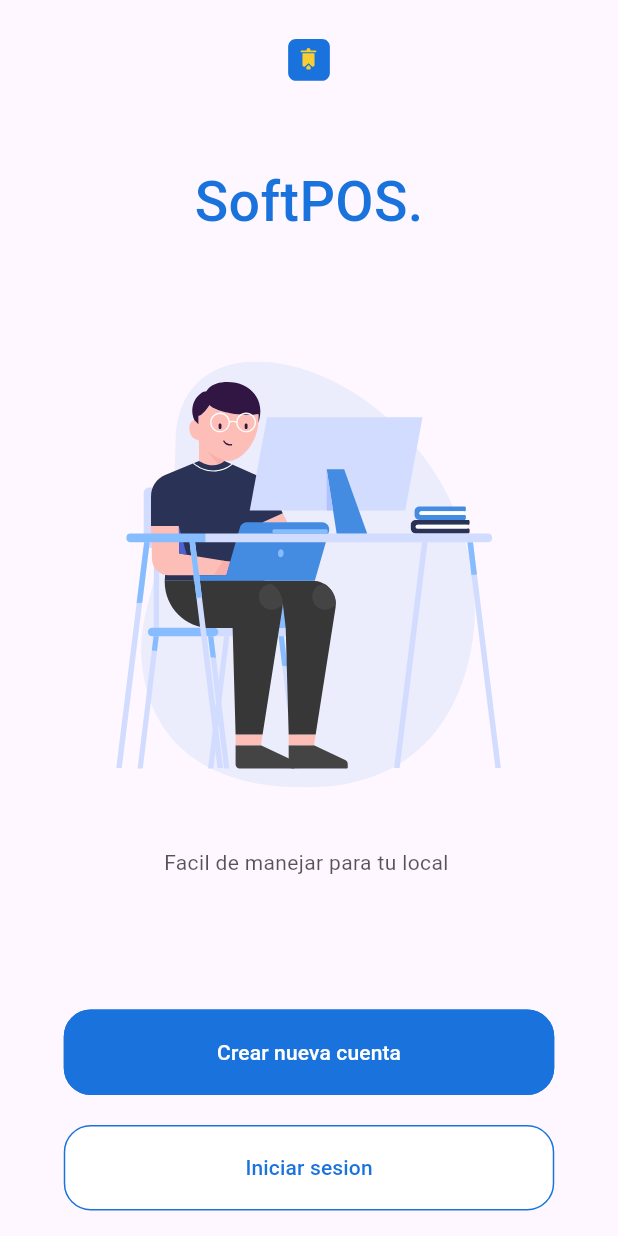
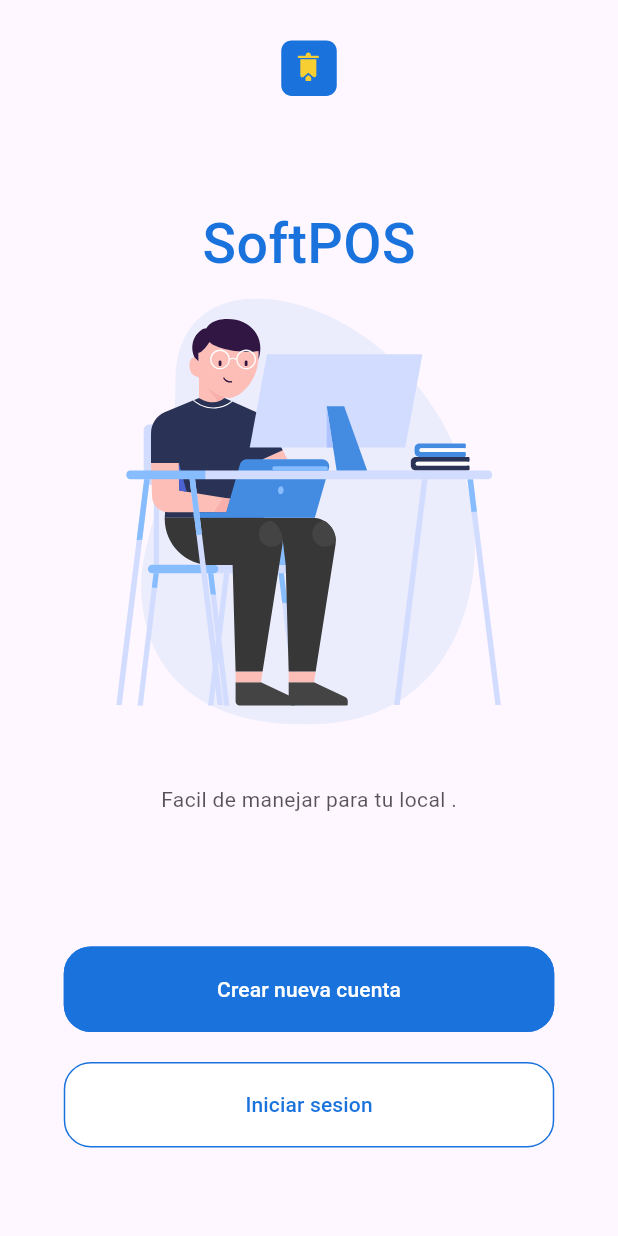
Before and after one commit to gustavosantaella/inventory, a Flutter app: the screen it shows after launch, on a phone screen of 412 x 824 dp. Run offline on Flutter 3.47's test engine with Material 3 defaults, Android fonts, the phone set to English and light mode, and no system bars; our stand-ins replace flutter_svg.

Commit message:
fix: row icon

```diff
--- a/point_of_sales/lib/modules/auth/screens/login_or_signin.dart
+++ b/point_of_sales/lib/modules/auth/screens/login_or_signin.dart
@@ -28,18 +28,16 @@ class _LoginOrSigingState extends State<LoginOrSigin> {
                     mainAxisAlignment: MainAxisAlignment.center,
                     crossAxisAlignment: CrossAxisAlignment.center,
                     children: [
-                      const SizedBox(height: 5),
-                      Wrap(
-                        alignment: WrapAlignment.center,
-                        runAlignment: WrapAlignment.center,
+                      Column(
                         children: [
+                          // const SizedBox(height: 15),
                           SvgPicture.asset(
                             "assets/2.svg",
-                            height: 100,
-                            width: 600,
+                            height: 133,
+                            width: 133,
                           ),
                           Text(
-                            "${ConstApp.appName}.",
+                            ConstApp.appName,
                             style: TextStyle(
                                 color: ConstApp.colors().blue,
                                 fontSize: 37,
@@ -47,13 +45,13 @@ class _LoginOrSigingState extends State<LoginOrSigin> {
                           ),
                         ],
                       ),
-                      const SizedBox(height: 80),
+                      const SizedBox(height: 10),
                       SvgPicture.asset(
                         "assets/1.svg",
                       ),
                       const SizedBox(height: 40),
                       Text(
-                        lang("Easy Management for your Store"),
+                        "${lang("Easy Management for your Store")}.",
                         style: TextStyle(color: ConstApp.colors().black1),
                       ),
                       const SizedBox(height: 88),
@@ -74,7 +72,10 @@ class _LoginOrSigingState extends State<LoginOrSigin> {
                               style: buttonStyle(
                                   color: Colors.white,
                                   borderColor: ConstApp.colors().blue),
-                              onPressed: () async {},
+                              onPressed: () async {
+                                await Navigator.pushNamed(context, "/login");
+                                print(123);
+                              },
                               child: Text(lang("Log in"),
                                   style: TextStyle(
                                       color: ConstApp.colors().blue)))),
```
